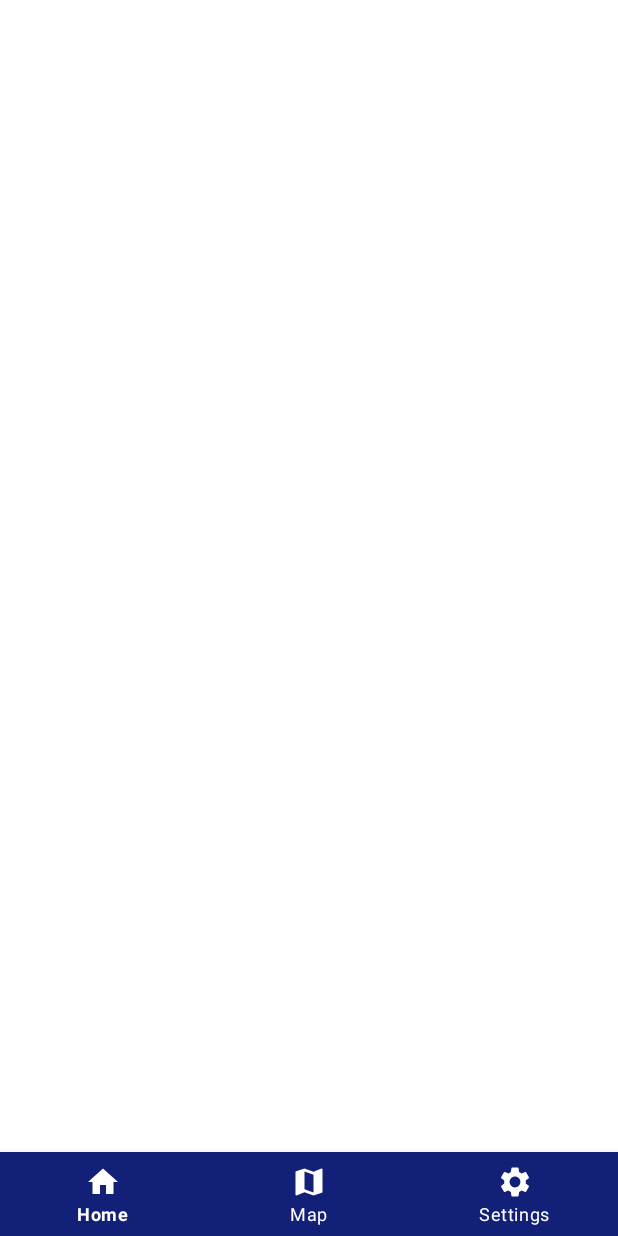
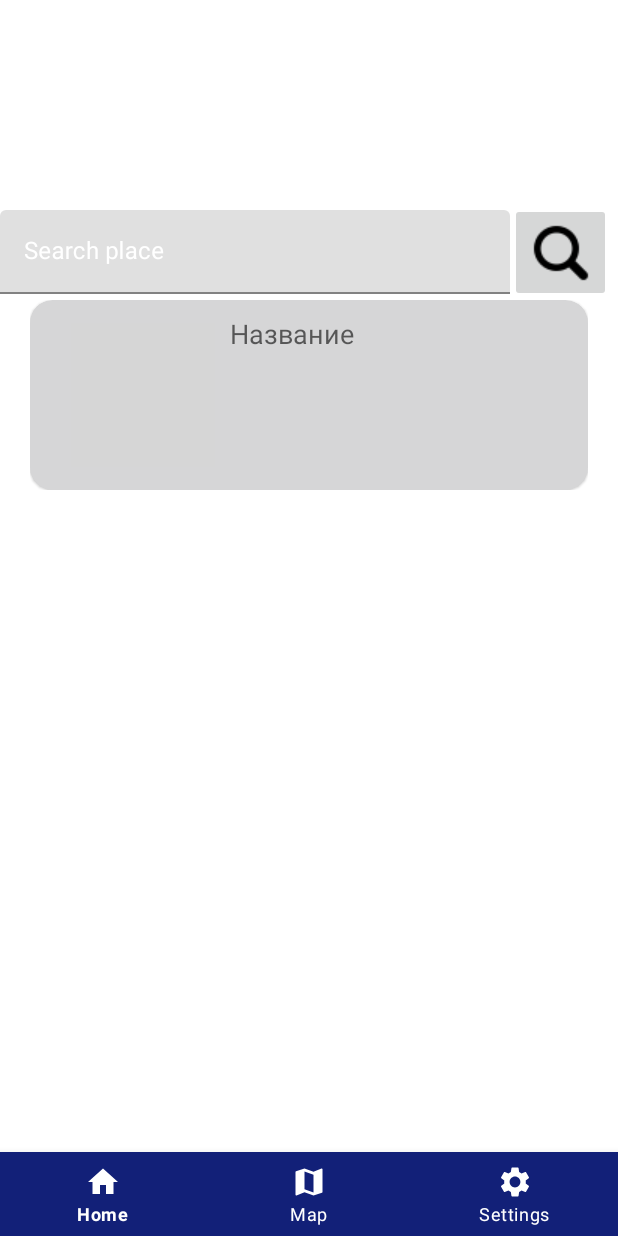
Before and after one commit to Hedgehog2484/Moscow_4D, an Android app: the screen it shows after launch (MainActivity), on a phone screen of 412 x 824 dp. Run offline under Robolectric (Android 15) with nearby library versions, the phone set to English and light mode, and no system bars; grey boxes are pictures that could not be loaded.

Commit message:
Place info page - added place info page - added CacheEngine test file - some fixes

```diff
--- a/app/src/main/AndroidManifest.xml
+++ b/app/src/main/AndroidManifest.xml
@@ -40,6 +40,7 @@
                 <category android:name="android.intent.category.LAUNCHER" />
             </intent-filter>
         </activity>
+        <activity android:name=".PlacePageActivity" />
     </application>
 
 </manifest>
--- /dev/null
+++ b/app/src/main/java/com/android/moscow4D/CacheEngine.kt
@@ -0,0 +1,15 @@
+package com.android.moscow4D
+
+
+class CacheEngine {
+    companion object {
+        // ArrayList of Maps with place name, image and description.
+        var data = arrayListOf<Map<String, String?>>(
+            mapOf(
+                "Place" to "Название",
+                "Image" to R.drawable.image_id.toString(),
+                "Description" to "Тут должно быть описание"
+            )
+        )
+    }
+}
--- a/app/src/main/res/layout/fragment_home.xml
+++ b/app/src/main/res/layout/fragment_home.xml
@@ -14,7 +14,9 @@
 
         android:layout_width="match_parent"
         android:layout_height="wrap_content"
-        android:layout_marginTop="200dp" />
+        android:layout_marginStart="20dp"
+        android:layout_marginTop="200dp"
+        android:layout_marginEnd="20dp" />
 
 
     <!-- Text input field settings -->
--- a/app/src/main/res/layout/fragment_maps.xml
+++ b/app/src/main/res/layout/fragment_maps.xml
@@ -5,4 +5,4 @@
     android:name="com.google.android.gms.maps.SupportMapFragment"
     android:layout_width="match_parent"
     android:layout_height="match_parent"
-    tools:context=".fragments.MapsFragment" />
+    tools:context=".fragments.map.MapsFragment" />
--- a/app/src/main/res/layout/fragment_settings.xml
+++ b/app/src/main/res/layout/fragment_settings.xml
@@ -3,7 +3,7 @@
     xmlns:tools="http://schemas.android.com/tools"
     android:layout_width="match_parent"
     android:layout_height="match_parent"
-    tools:context=".fragments.SettingsFragment">
+    tools:context=".fragments.settings.SettingsFragment">
 
     <!-- TODO: Update blank fragment layout -->
     <TextView
--- a/app/src/main/res/layout/home_places_list_model.xml
+++ b/app/src/main/res/layout/home_places_list_model.xml
@@ -5,14 +5,17 @@
     android:layout_width="match_parent"
     android:layout_height="wrap_content"
 
+    android:layout_marginStart="20dp"
+    android:layout_marginEnd="20dp"
     app:cardBackgroundColor="@color/quantum_googblue800"
-    app:cardCornerRadius="15dp" >
+    app:cardCornerRadius="15dp">
 
 
     <!-- The Layout that include place image and place name -->
     <LinearLayout
         android:layout_width="match_parent"
-        android:layout_height="wrap_content"
+        android:layout_height="match_parent"
+        android:layout_marginStart="20dp"
         android:orientation="horizontal">
 
 
@@ -36,8 +39,6 @@
             android:layout_width="match_parent"
             android:layout_height="match_parent"
 
-            android:layout_toEndOf="@+id/place_image"
-
             android:padding="10dp"
 
             android:text="Name"
```
Also changed, not shown: app/src/main/java/com/android/moscow4D/MainActivity.kt (+3 -17 lines), app/src/main/java/com/android/moscow4D/PlacePageActivity.kt (added, +28 -0 lines), app/src/main/java/com/android/moscow4D/fragments/home/PlacesListFragment.kt (+14 -29 lines), app/src/main/res/layout/place_page_layout.xml (added, +54 -0 lines).
